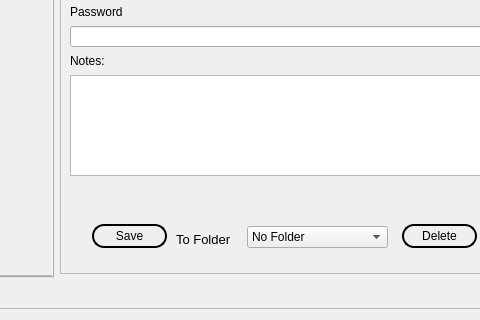
Old version of the form src/completed/folder_contents_diag.ui in the repository MS-sketch/Data_Manager; both pictures show x 348 to 828 and y 248 to 568 of the 988 by 568 pixel window.
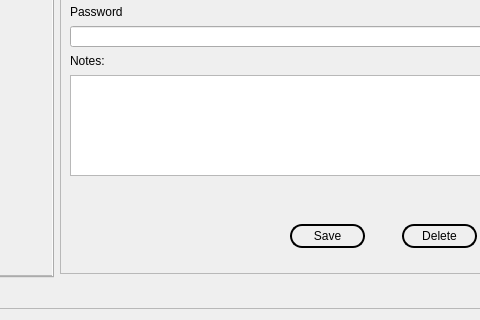
New version of the form. The open tabs and pages were chosen to show the change. Icons and pictures are not drawn.

Commit message: Added function to folder opening.

Patch:
```diff
--- a/src/completed/folder_contents_diag.ui
+++ b/src/completed/folder_contents_diag.ui
@@ -728,28 +728,10 @@
              <number>1</number>
             </property>
             <widget class="QWidget" name="page_10">
-             <widget class="QLabel" name="label_15">
-              <property name="geometry">
-               <rect>
-                <x>86</x>
-                <y>13</y>
-                <width>61</width>
-                <height>16</height>
-               </rect>
-              </property>
-              <property name="font">
-               <font>
-                <pointsize>10</pointsize>
-               </font>
-              </property>
-              <property name="text">
-               <string>To Folder</string>
-              </property>
-             </widget>
              <widget class="QPushButton" name="save_btn_2">
               <property name="geometry">
                <rect>
-                <x>2</x>
+                <x>200</x>
                 <y>6</y>
                 <width>75</width>
                 <height>24</height>
@@ -781,26 +763,6 @@
                <string>Save</string>
               </property>
              </widget>
-             <widget class="QComboBox" name="comboBox_2">
-              <property name="geometry">
-               <rect>
-                <x>157</x>
-                <y>8</y>
-                <width>141</width>
-                <height>22</height>
-               </rect>
-              </property>
-              <item>
-               <property name="text">
-                <string>No Folder</string>
-               </property>
-              </item>
-              <item>
-               <property name="text">
-                <string>Create A New Folder</string>
-               </property>
-              </item>
-             </widget>
             </widget>
             <widget class="QWidget" name="page_11">
              <widget class="QPushButton" name="save_btn_3">
```
Left out of the diff: 44 changed lines with no effect on the pictures. The commit also changes 2 other files.
